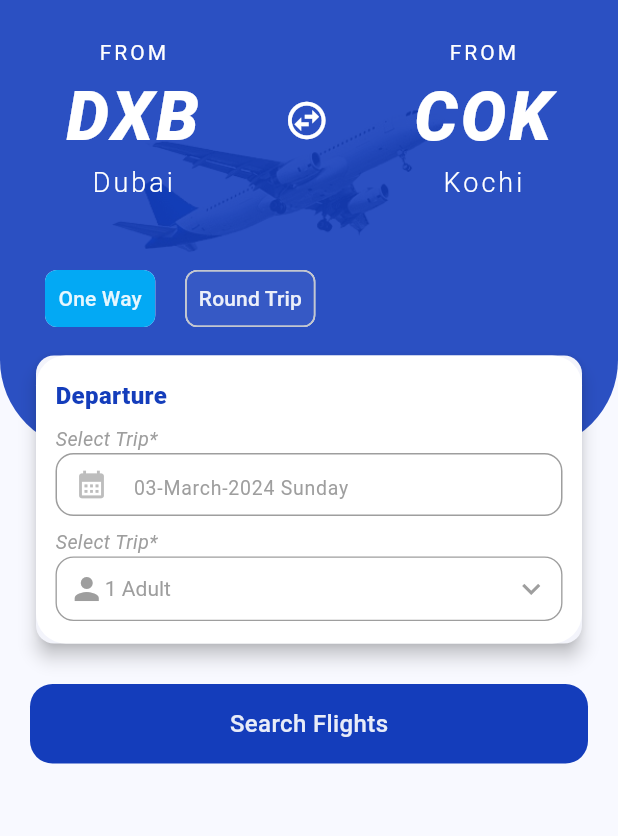
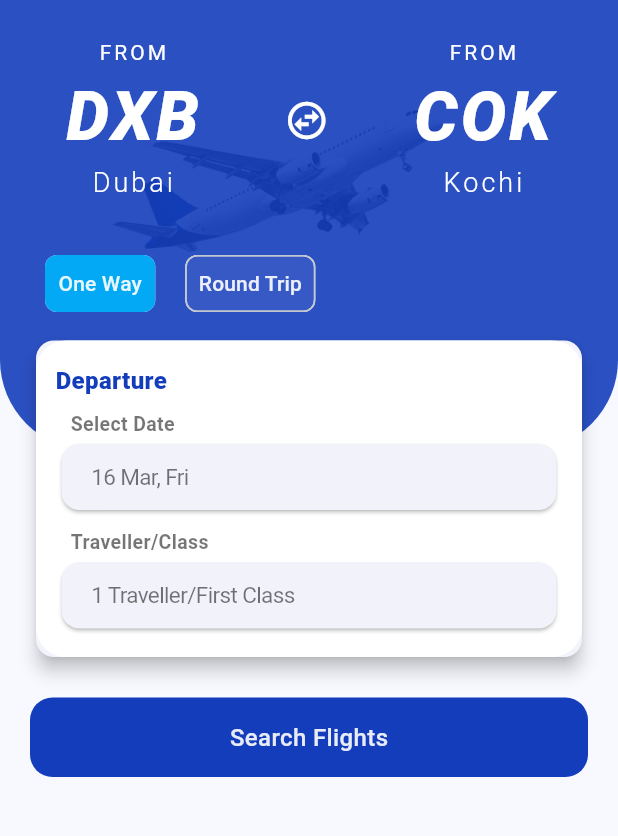
Before and after one commit to saninthottungal/fairFlights, a Flutter app: the screen it shows after launch, on a phone screen of 412 x 824 dp, the part 156-992 px from its top. Run offline on Flutter 3.47's test engine with Material 3 defaults, Android fonts, the light colour scheme and no system bars; our stand-ins replace easy_date_timeline, google_fonts; missing offline and left inert: paged_vertical_calendar.

Commit message:
home UI and functions complete except bottom sheet

```diff
--- a/lib/Screens/ScreenHome/Widgets/InputsWidget.dart
+++ b/lib/Screens/ScreenHome/Widgets/InputsWidget.dart
@@ -3,7 +3,7 @@ import 'package:flight_booking/Screens/ScreenCalendar/ScreenCalendar.dart';
 import 'package:flight_booking/Screens/ScreenHome/Providers/ChoiceProvider.dart';
 import 'package:flight_booking/Screens/ScreenHome/Widgets/CustomChip.dart';
 import 'package:flight_booking/Screens/ScreenHome/Widgets/FromToColumn.dart';
-import 'package:flight_booking/Screens/ScreenHome/Widgets/drop_menu.dart';
+import 'package:flutter/cupertino.dart';
 import 'package:flutter/material.dart';
 import 'package:provider/provider.dart';
 
@@ -17,7 +17,7 @@ class InputsWidget extends StatelessWidget {
     // final width = MediaQuery.of(context).size.width;
     // final height = MediaQuery.of(context).size.height;
     return Padding(
-      padding: const EdgeInsets.symmetric(vertical: 25, horizontal: 20),
+      padding: const EdgeInsets.only(top: 25, left: 20, right: 20),
       child: ListView(
         children: [
           Row(
@@ -32,7 +32,7 @@ class InputsWidget extends StatelessWidget {
               const FromToColumn(cityCode: "COK", cityName: 'Kochi'),
             ],
           ),
-          const SizedBox(height: 30),
+          const SizedBox(height: 20),
           Consumer<ChoiceProvider>(builder: (context, choice, _) {
             return Row(
               mainAxisAlignment: MainAxisAlignment.start,
@@ -96,24 +96,55 @@ class InputsWidget extends StatelessWidget {
                           ),
                         ),
                         const SizedBox(height: 8),
-                        DatePicker(
-                          helperText: "03-March-2024 Sunday",
-                          label: "Select Trip*",
-                          iconData: Icons.calendar_month,
-                          width: null,
-                          onTap: () {
-                            Navigator.of(context).push(
-                              MaterialPageRoute(
-                                builder: (context) => const ScreenCalendar(),
+                        const Padding(
+                          padding: EdgeInsets.only(left: 10),
+                          child: Text(
+                            "Select Date",
+                            style: TextStyle(
+                              color: Colors.black54,
+                              fontWeight: FontWeight.bold,
+                              fontSize: 13,
+                            ),
+                          ),
+                        ),
+                        Card(
+                          child: CupertinoListTile(
+                            onTap: () {
+                              Navigator.of(context).push(MaterialPageRoute(
+                                  builder: (context) =>
+                                      const ScreenCalendar()));
+                            },
+                            title: const Text(
+                              "16 Mar, Fri",
+                              style: TextStyle(
+                                fontWeight: FontWeight.w400,
+                                color: Colors.black54,
+                                fontSize: 15,
                               ),
-                            );
-                          },
+                            ),
+                          ),
                         ),
-                        const SizedBox(height: 8),
-                        const DropMenu3(
-                          label: "Select Trip*",
-                          iconData: Icons.expand_more_sharp,
-                          width: double.infinity,
+                        const Padding(
+                          padding: EdgeInsets.only(left: 10, top: 8),
+                          child: Text(
+                            "Traveller/Class",
+                            style: TextStyle(
+                                color: Colors.black54,
+                                fontWeight: FontWeight.bold,
+                                fontSize: 13),
+                          ),
+                        ),
+                        const Card(
+                          child: CupertinoListTile(
+                            title: Text(
+                              "1 Traveller/First Class",
+                              style: TextStyle(
+                                fontWeight: FontWeight.w400,
+                                color: Colors.black54,
+                                fontSize: 15,
+                              ),
+                            ),
+                          ),
                         ),
                       ],
                     ),
@@ -142,19 +173,34 @@ class InputsWidget extends StatelessWidget {
                                 ),
                               ),
                               const SizedBox(height: 8),
-                              DatePicker(
-                                helperText: "03-March-2024 Sunday",
-                                label: "Select Trip*",
-                                iconData: Icons.calendar_month,
-                                width: null,
-                                onTap: () {
-                                  Navigator.of(context).push(
-                                    MaterialPageRoute(
-                                      builder: (context) =>
-                                          const ScreenCalendar(),
+                              const Padding(
+                                padding: EdgeInsets.only(left: 10),
+                                child: Text(
+                                  "Select Date",
+                                  style: TextStyle(
+                                    color: Colors.black54,
+                                    fontWeight: FontWeight.bold,
+                                    fontSize: 13,
+                                  ),
+                                ),
+                              ),
+                              Card(
+                                child: CupertinoListTile(
+                                  onTap: () {
+                                    Navigator.of(context).push(
+                                        MaterialPageRoute(
+                                            builder: (context) =>
+                                                const ScreenCalendar()));
+                                  },
+                                  title: const Text(
+                                    "16 Mar, Fri",
+                                    style: TextStyle(
+                                      fontWeight: FontWeight.w400,
+                                      color: Colors.black54,
+                                      fontSize: 15,
                                     ),
-                                  );
-                                },
+                                  ),
+                                ),
                               ),
                               const SizedBox(height: 18),
                             ],
--- a/lib/main.dart
+++ b/lib/main.dart
@@ -1,6 +1,5 @@
 import 'package:flight_booking/Screens/ScreenHome/Providers/ChoiceProvider.dart';
 import 'package:flight_booking/Screens/ScreenSplash/ScreenSplash.dart';
-// import 'package:flight_booking/view/ticket.dart';
 import 'package:flutter/material.dart';
 import 'package:provider/provider.dart';
 
--- a/pubspec.yaml
+++ b/pubspec.yaml
@@ -35,6 +35,7 @@ dependencies:
     sdk: flutter
   google_fonts: ^6.2.1
   intl: ^0.19.0
+  number_inc_dec: ^0.8.0
   paged_vertical_calendar: ^1.1.6
   provider: ^6.1.2
   web: ^0.5.1
```
Also changed, not shown: pubspec.lock.
